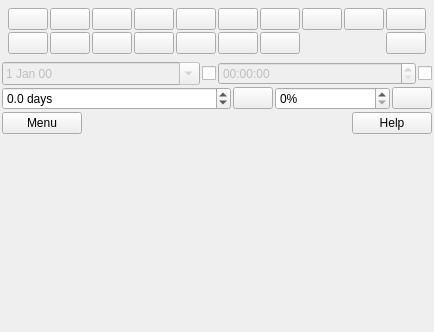
Old version of the form leo/plugins/ToDo.ui in the repository leo-editor/leo-editor.
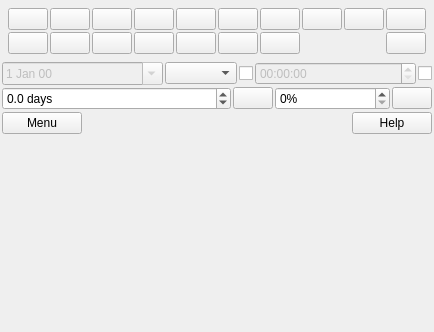
New version of the form. Icons and pictures are not drawn.

Commit message: added data offset control for todo interface

The edit to the form file:
```diff
--- a/leo/plugins/ToDo.ui
+++ b/leo/plugins/ToDo.ui
@@ -419,6 +419,13 @@
          </property>
         </widget>
        </item>
+       <item>
+        <widget class="QComboBox" name="dueDateOffset">
+         <property name="toolTip">
+          <string>+n -n days from now, or &lt;n &gt;n to subtract / add n days to existing date</string>
+         </property>
+        </widget>
+       </item>
        <item>
         <widget class="QCheckBox" name="dueDateToggle">
          <property name="text">
```
The commit also changes 1 other file.
